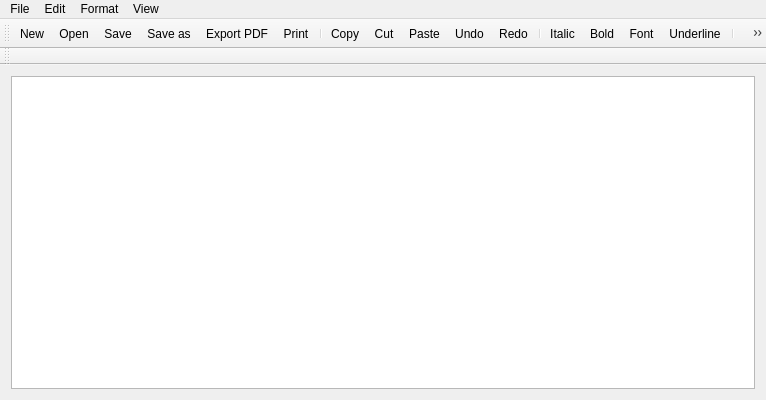
The window that notepad.ui (letol/shared-editor) describes before a commit, drawn with Qt 5.
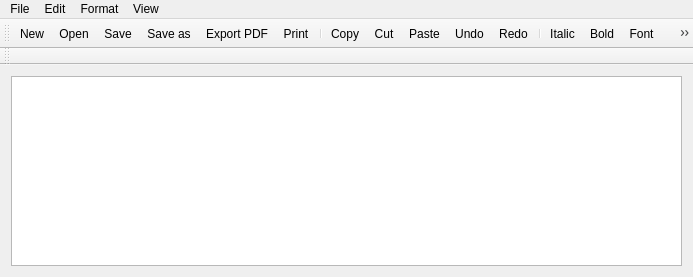
The same window after the commit. Icons and pictures are not drawn.

Commit message: Online-Users-Dialog

```diff
--- a/notepad.ui
+++ b/notepad.ui
@@ -6,16 +6,16 @@
    <rect>
     <x>0</x>
     <y>0</y>
-    <width>766</width>
-    <height>400</height>
+    <width>693</width>
+    <height>277</height>
    </rect>
   </property>
   <property name="windowTitle">
    <string>Notepad</string>
   </property>
   <widget class="QWidget" name="centralWidget">
-   <layout class="QVBoxLayout" name="verticalLayout">
-    <item>
+   <layout class="QGridLayout" name="gridLayout">
+    <item row="0" column="0">
      <widget class="QTextEdit" name="textEdit"/>
     </item>
    </layout>
@@ -25,7 +25,7 @@
     <rect>
      <x>0</x>
      <y>0</y>
-     <width>766</width>
+     <width>693</width>
      <height>21</height>
     </rect>
    </property>
@@ -127,6 +127,8 @@
    <addaction name="actionAbout"/>
    <addaction name="separator"/>
    <addaction name="actionExit"/>
+   <addaction name="separator"/>
+   <addaction name="actionOnlineUsers"/>
   </widget>
   <widget class="QToolBar" name="toolBar">
    <property name="windowTitle">
@@ -484,6 +486,18 @@
     <string>Highlight owners</string>
    </property>
   </action>
+  <action name="actionOnlineUsers">
+   <property name="icon">
+    <iconset>
+     <normaloff>images/profile.png</normaloff>images/profile.png</iconset>
+   </property>
+   <property name="text">
+    <string>onlineUsers</string>
+   </property>
+   <property name="iconVisibleInMenu">
+    <bool>true</bool>
+   </property>
+  </action>
  </widget>
  <layoutdefault spacing="6" margin="11"/>
  <resources>
```
The commit also changes 8 other files.
